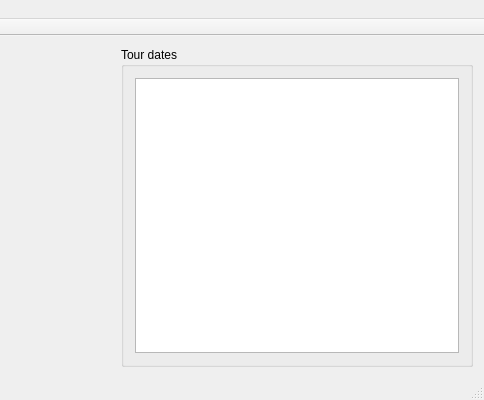
Old version of the form mainwindow.ui in the repository flavio/rockmarble; both pictures show x 606 to 1090 and y 0 to 400 of the 1090 by 400 pixel window.
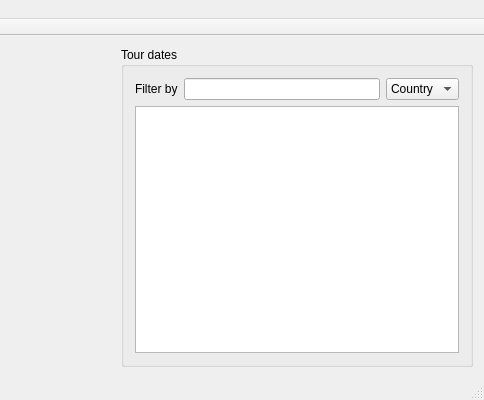
New version of the form. Icons and pictures are not drawn. Custom widgets are drawn as their Qt base class.

```diff
--- a/mainwindow.ui
+++ b/mainwindow.ui
@@ -112,6 +112,34 @@
          <string>Tour dates</string>
         </property>
         <layout class="QVBoxLayout" name="verticalLayout_2">
+         <item>
+          <layout class="QHBoxLayout" name="horizontalLayout_3">
+           <item>
+            <widget class="QLabel" name="label">
+             <property name="text">
+              <string>Filter by</string>
+             </property>
+            </widget>
+           </item>
+           <item>
+            <widget class="QLineEdit" name="filterEdit"/>
+           </item>
+           <item>
+            <widget class="QComboBox" name="filterComboBox">
+             <item>
+              <property name="text">
+               <string>Country</string>
+              </property>
+             </item>
+             <item>
+              <property name="text">
+               <string>City</string>
+              </property>
+             </item>
+            </widget>
+           </item>
+          </layout>
+         </item>
          <item>
           <widget class="QTableView" name="eventTable">
            <property name="selectionMode">
```
Left out of the diff: 2 changed lines with no effect on the pictures.
